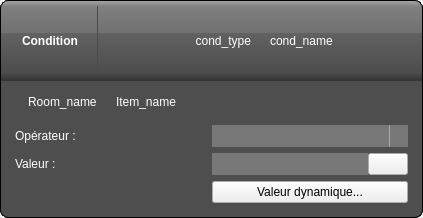
Qt form data/FormConditionStd.ui (calaos/calaos_installer) before a commit.
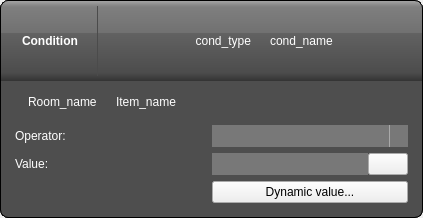
The same form after that commit. Icons and pictures are not drawn.

What changed in the file:
```diff
--- a/data/FormConditionStd.ui
+++ b/data/FormConditionStd.ui
@@ -295,14 +295,14 @@
           <item row="0" column="0">
            <widget class="QLabel" name="label_10">
             <property name="text">
-             <string>Opérateur :</string>
+             <string>Operator:</string>
             </property>
            </widget>
           </item>
           <item row="1" column="0">
            <widget class="QLabel" name="label_11">
             <property name="text">
-             <string>Valeur :</string>
+             <string>Value:</string>
             </property>
            </widget>
           </item>
@@ -312,7 +312,7 @@
           <item row="2" column="1">
            <widget class="QPushButton" name="btMore">
             <property name="text">
-             <string>Valeur dynamique...</string>
+             <string>Dynamic value...</string>
             </property>
             <property name="class" stdset="0">
              <string>buttonStyled</string>
```
Left out of the diff: 22 changed lines with no effect on the pictures.
